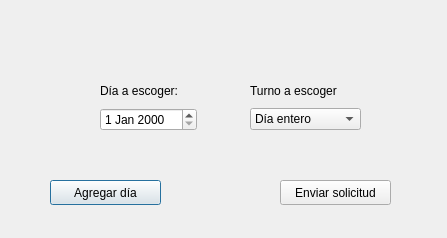
Before: the Qt Designer form Interfaz/request_vacations.ui in Los-Pollitos/PI-Redes-Sistemas-Operativos, drawn with Qt 5.
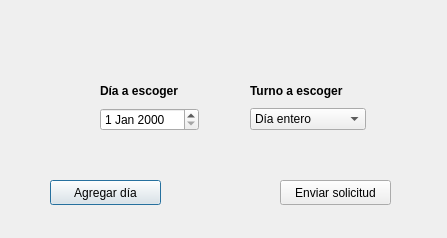
After: the same form once the commit is applied.

```diff
--- a/Interfaz/request_vacations.ui
+++ b/Interfaz/request_vacations.ui
@@ -44,13 +44,18 @@
     <rect>
      <x>250</x>
      <y>80</y>
-     <width>111</width>
+     <width>116</width>
      <height>50</height>
     </rect>
    </property>
    <layout class="QVBoxLayout" name="verticalLayout">
     <item>
      <widget class="QLabel" name="turn_lable">
+      <property name="font">
+       <font>
+        <bold>true</bold>
+       </font>
+      </property>
       <property name="text">
        <string>Turno a escoger</string>
       </property>
@@ -87,15 +92,20 @@
     <rect>
      <x>100</x>
      <y>80</y>
-     <width>97</width>
+     <width>99</width>
      <height>51</height>
     </rect>
    </property>
    <layout class="QVBoxLayout" name="verticalLayout_2">
     <item>
      <widget class="QLabel" name="label_start">
+      <property name="font">
+       <font>
+        <bold>true</bold>
+       </font>
+      </property>
       <property name="text">
-       <string>Día a escoger:</string>
+       <string>Día a escoger</string>
       </property>
      </widget>
     </item>
```
